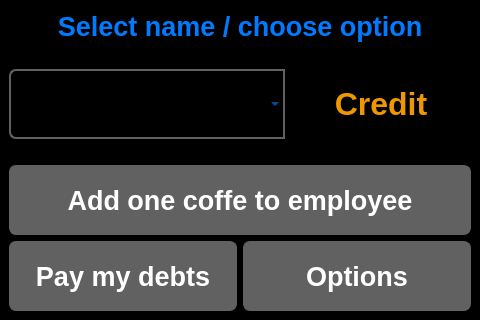
Above: ui_elements/mainwindow.ui from AndreWohnsland/Coffeetracker before the change. Below: the same form after it.
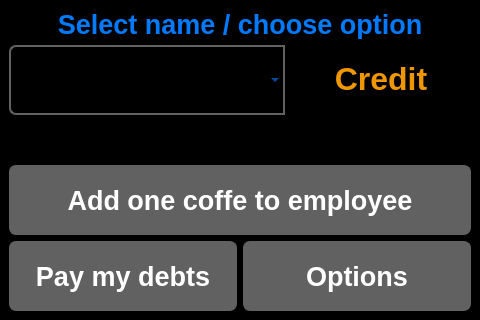
That is the form after the change.

```diff
--- a/ui_elements/mainwindow.ui
+++ b/ui_elements/mainwindow.ui
@@ -163,7 +163,7 @@
       <property name="maximumSize">
        <size>
         <width>16777215</width>
-        <height>35</height>
+        <height>30</height>
        </size>
       </property>
       <property name="font">
@@ -191,6 +191,14 @@
           <height>70</height>
          </size>
         </property>
+        <property name="font">
+         <font>
+          <pointsize>18</pointsize>
+         </font>
+        </property>
+        <property name="maxVisibleItems">
+         <number>6</number>
+        </property>
        </widget>
       </item>
       <item>
@@ -218,6 +226,19 @@
       </item>
      </layout>
     </item>
+    <item>
+     <spacer name="verticalSpacer">
+      <property name="orientation">
+       <enum>Qt::Vertical</enum>
+      </property>
+      <property name="sizeHint" stdset="0">
+       <size>
+        <width>20</width>
+        <height>40</height>
+       </size>
+      </property>
+     </spacer>
+    </item>
     <item>
      <widget class="QPushButton" name="PB_add_quant">
       <property name="minimumSize">
```
